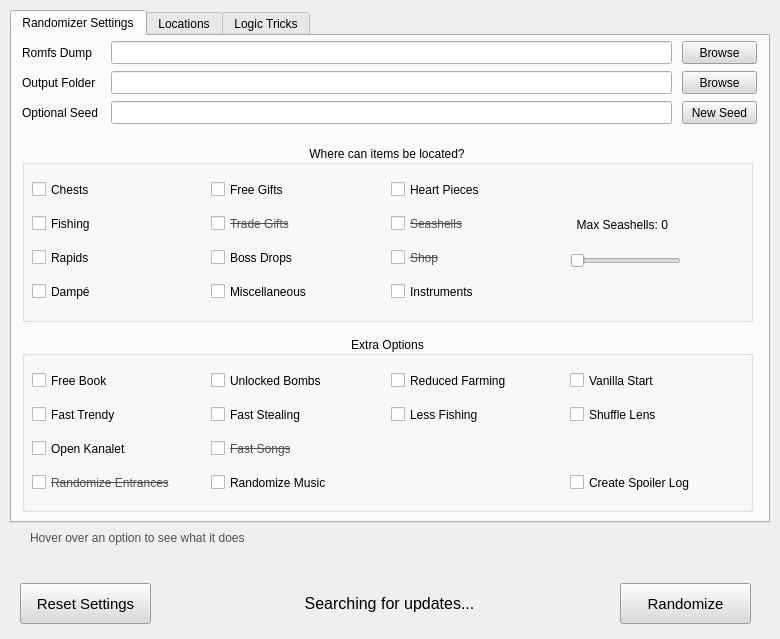
Qt form UI/form.ui (Owen-Splat/LAS-Randomizer) before a commit.
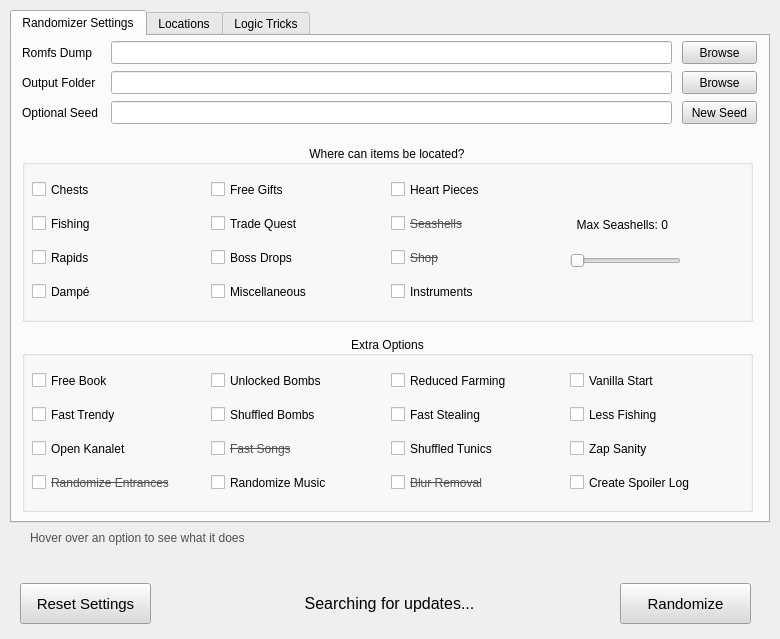
The same form after that commit.

What changed in the file:
```diff
--- a/UI/form.ui
+++ b/UI/form.ui
@@ -645,23 +645,20 @@
        <property name="font">
         <font>
          <pointsize>9</pointsize>
-         <strikeout>true</strikeout>
+         <strikeout>false</strikeout>
         </font>
        </property>
        <property name="toolTip">
         <string/>
        </property>
        <property name="whatsThis">
-        <string>This controls whether the trading quest gifts can contain progress items&lt;br&gt;&lt;/br&gt;&lt;u&gt;Not yet implemented&lt;/u&gt;</string>
-       </property>
-       <property name="styleSheet">
-        <string notr="true">color: rgb(80, 80, 80);</string>
+        <string>This controls whether the trading quest gifts can contain progress items&lt;br&gt;&lt;/br&gt;&lt;u&gt;If this is not checked, it will still be randomized,&lt;/u&gt; but will only contain optional items</string>
        </property>
        <property name="text">
-        <string>Trade Gifts</string>
+        <string>Trade Quest</string>
        </property>
        <property name="checkable">
-        <bool>false</bool>
+        <bool>true</bool>
        </property>
       </widget>
       <widget class="QCheckBox" name="seashellsCheck">
@@ -870,7 +867,7 @@
       <widget class="QCheckBox" name="stealingCheck">
        <property name="geometry">
         <rect>
-         <x>189</x>
+         <x>369</x>
          <y>68</y>
          <width>173</width>
          <height>21</height>
@@ -908,7 +905,7 @@
       <widget class="QCheckBox" name="lessFishingCheck">
        <property name="geometry">
         <rect>
-         <x>369</x>
+         <x>548</x>
          <y>68</y>
          <width>173</width>
          <height>21</height>
@@ -946,31 +943,6 @@
         <bool>true</bool>
        </property>
       </widget>
-      <widget class="QCheckBox" name="lensCheck">
-       <property name="enabled">
-        <bool>true</bool>
-       </property>
-       <property name="geometry">
-        <rect>
-         <x>548</x>
-         <y>68</y>
-         <width>173</width>
-         <height>21</height>
-        </rect>
-       </property>
-       <property name="toolTip">
-        <string/>
-       </property>
-       <property name="whatsThis">
-        <string>Enables shuffle of the Magnifying Lens as well as Goriya Trader and Invisible Zora</string>
-       </property>
-       <property name="text">
-        <string>Shuffle Lens</string>
-       </property>
-       <property name="checkable">
-        <bool>true</bool>
-       </property>
-      </widget>
       <widget class="QCheckBox" name="loadingCheck">
        <property name="enabled">
         <bool>true</bool>
@@ -1086,6 +1058,103 @@
         <bool>false</bool>
        </property>
       </widget>
+      <widget class="QCheckBox" name="shuffledBombsCheck">
+       <property name="geometry">
+        <rect>
+         <x>189</x>
+         <y>68</y>
+         <width>173</width>
+         <height>21</height>
+        </rect>
+       </property>
+       <property name="toolTip">
+        <string/>
+       </property>
+       <property name="whatsThis">
+        <string>You need to find your bombs before you can obtain any from other means&lt;br&gt;&lt;/br&gt;This overrides Unlocked Bombs</string>
+       </property>
+       <property name="text">
+        <string>Shuffled Bombs</string>
+       </property>
+      </widget>
+      <widget class="QCheckBox" name="zapsCheck">
+       <property name="geometry">
+        <rect>
+         <x>548</x>
+         <y>102</y>
+         <width>173</width>
+         <height>21</height>
+        </rect>
+       </property>
+       <property name="toolTip">
+        <string/>
+       </property>
+       <property name="whatsThis">
+        <string>Increases the number of potential zap traps from 3 to 30&lt;br&gt;&lt;/br&gt;This also allows them to be placed anywhere, not just in chests</string>
+       </property>
+       <property name="text">
+        <string>Zap Sanity</string>
+       </property>
+      </widget>
+      <widget class="QCheckBox" name="tunicsCheck">
+       <property name="geometry">
+        <rect>
+         <x>369</x>
+         <y>102</y>
+         <width>173</width>
+         <height>21</height>
+        </rect>
+       </property>
+       <property name="font">
+        <font>
+         <pointsize>9</pointsize>
+         <strikeout>false</strikeout>
+        </font>
+       </property>
+       <property name="toolTip">
+        <string/>
+       </property>
+       <property name="whatsThis">
+        <string>Tunics will appear as checks&lt;br&gt;&lt;/br&gt;You can only swap between tunics you have obtained</string>
+       </property>
+       <property name="text">
+        <string>Shuffled Tunics</string>
+       </property>
+       <property name="checkable">
+        <bool>true</bool>
+       </property>
+      </widget>
+      <widget class="QCheckBox" name="blurCheck">
+       <property name="geometry">
+        <rect>
+         <x>369</x>
+         <y>136</y>
+         <width>173</width>
+         <height>21</height>
+        </rect>
+       </property>
+       <property name="font">
+        <font>
+         <pointsize>9</pointsize>
+         <strikeout>true</strikeout>
+        </font>
+       </property>
+       <property name="toolTip">
+        <string/>
+       </property>
+       <property name="whatsThis">
+        <string>Removes the blur around the edges of the screen</string>
+       </property>
+       <property name="styleSheet">
+        <string notr="true">color: rgb(80, 80, 80);</string>
+       </property>
+       <property name="text">
+        <string>Blur Removal</string>
+       </property>
+       <property name="checkable">
+        <bool>false</bool>
+       </property>
+      </widget>
      </widget>
     </widget>
     <widget class="QWidget" name="tab_2">
```
Left out of the diff: 8 changed lines with no effect on the pictures.
